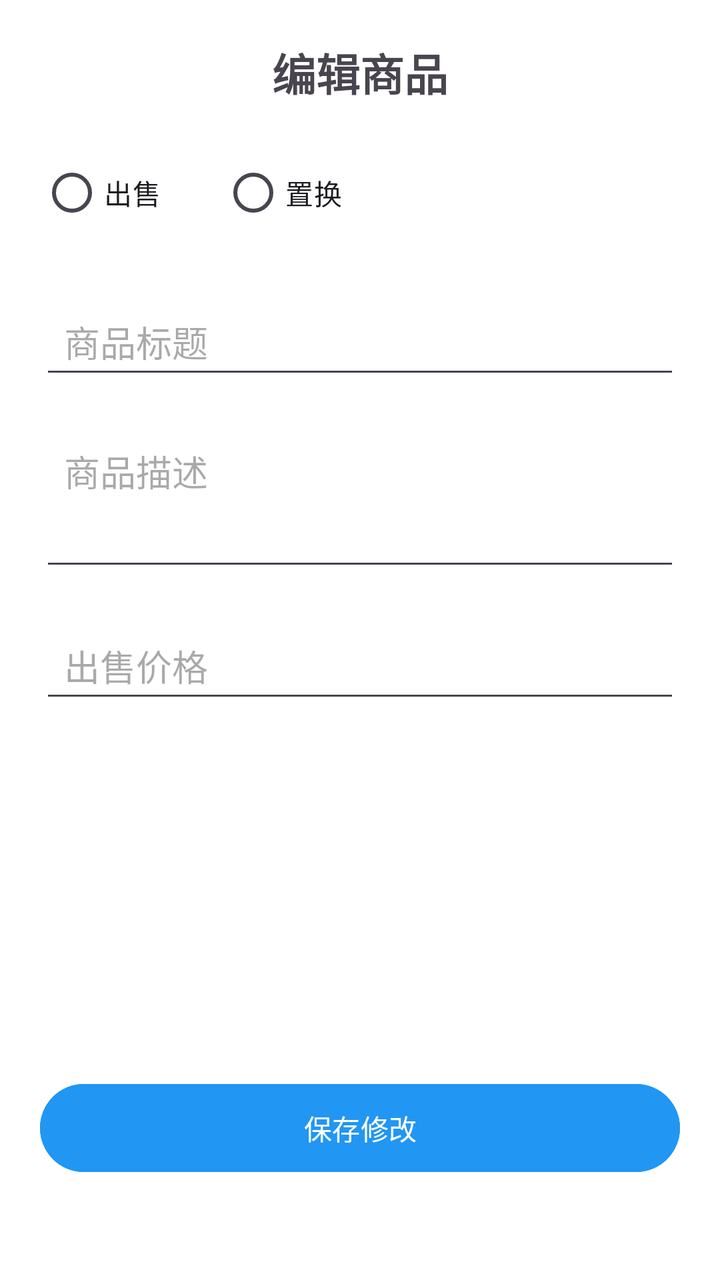
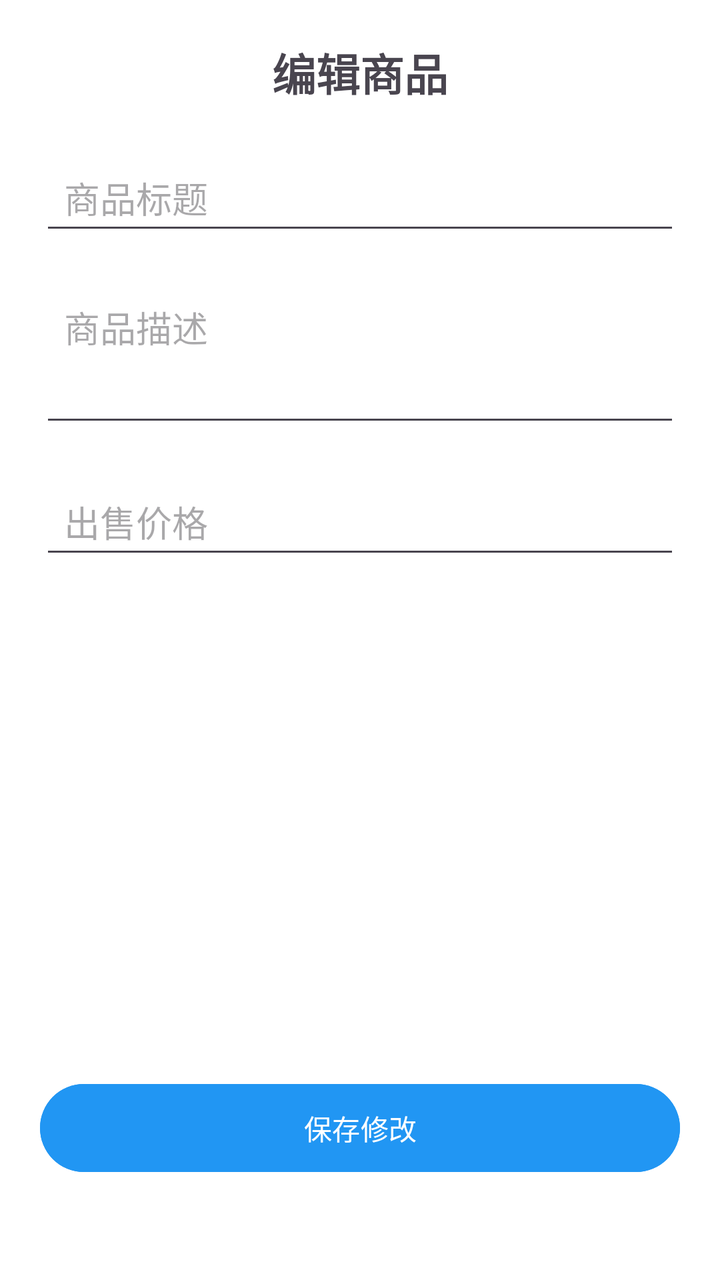

Before-and-after screenshots of an Android layout around one commit, followed by the original layout XML and the change that was made.
<!-- AndroidManifest.xml: application theme Theme.SchoolTrade -->
<!-- res/layout/activity_edit_goods.xml -->
<?xml version="1.0" encoding="utf-8"?>
<androidx.constraintlayout.widget.ConstraintLayout
    xmlns:android="http://schemas.android.com/apk/res/android"
    xmlns:app="http://schemas.android.com/apk/res-auto"
    android:layout_width="match_parent"
    android:layout_height="match_parent"
    android:padding="20dp"
    android:background="#FFF">

    <TextView
        android:id="@+id/tv_edit_title"
        android:layout_width="wrap_content"
        android:layout_height="wrap_content"
        android:text="编辑商品"
        android:textSize="22sp"
        android:textStyle="bold"
        app:layout_constraintTop_toTopOf="parent"
        app:layout_constraintStart_toStartOf="parent"
        app:layout_constraintEnd_toEndOf="parent"/>

    <RadioGroup
        android:id="@+id/rg_type"
        android:layout_width="wrap_content"
        android:layout_height="wrap_content"
        android:orientation="horizontal"
        app:layout_constraintTop_toBottomOf="@id/tv_edit_title"
        app:layout_constraintStart_toStartOf="parent"
        android:layout_marginTop="20dp">

        <RadioButton
            android:id="@+id/rb_sell"
            android:layout_width="wrap_content"
            android:layout_height="wrap_content"
            android:text="出售"/>

        <RadioButton
            android:id="@+id/rb_exchange"
            android:layout_width="wrap_content"
            android:layout_height="wrap_content"
            android:text="置换"
            android:layout_marginStart="30dp"/>
    </RadioGroup>

    <EditText
        android:id="@+id/et_title"
        android:layout_width="match_parent"
        android:layout_height="50dp"
        android:hint="商品标题"
        android:paddingHorizontal="12dp"
        app:layout_constraintTop_toBottomOf="@id/rg_type"
        app:layout_constraintStart_toStartOf="parent"
        app:layout_constraintEnd_toEndOf="parent"
        android:layout_marginTop="24dp"/>

    <EditText
        android:id="@+id/et_content"
        android:layout_width="match_parent"
        android:layout_height="80dp"
        android:hint="商品描述"
        android:gravity="top"
        android:padding="12dp"
        app:layout_constraintTop_toBottomOf="@id/et_title"
        app:layout_constraintStart_toStartOf="parent"
        app:layout_constraintEnd_toEndOf="parent"
        android:layout_marginTop="16dp"/>

    <EditText
        android:id="@+id/et_price"
        android:layout_width="match_parent"
        android:layout_height="50dp"
        android:hint="出售价格"
        android:inputType="numberDecimal"
        android:paddingHorizontal="12dp"
        app:layout_constraintTop_toBottomOf="@id/et_content"
        app:layout_constraintStart_toStartOf="parent"
        app:layout_constraintEnd_toEndOf="parent"
        android:layout_marginTop="16dp"/>

    <EditText
        android:id="@+id/et_want"
        android:layout_width="match_parent"
        android:layout_height="50dp"
        android:hint="想置换的物品"
        android:paddingHorizontal="12dp"
        android:visibility="gone"
        app:layout_constraintTop_toBottomOf="@id/et_content"
        app:layout_constraintStart_toStartOf="parent"
        app:layout_constraintEnd_toEndOf="parent"
        android:layout_marginTop="16dp"/>

    <Button
        android:id="@+id/btn_save"
        android:layout_width="match_parent"
        android:layout_height="52dp"
        android:text="保存修改"
        android:backgroundTint="#2196F3"
        app:layout_constraintBottom_toBottomOf="parent"
        app:layout_constraintStart_toStartOf="parent"
        app:layout_constraintEnd_toEndOf="parent"
        android:layout_marginBottom="30dp"/>

</androidx.constraintlayout.widget.ConstraintLayout>
<!-- resources referenced by this layout -->
<resources>
  <style name="Theme.SchoolTrade" parent="Base.Theme.SchoolTrade" />
  <style name="Base.Theme.SchoolTrade" parent="Theme.Material3.Light.NoActionBar">
          <item name="colorPrimary">@color/primary_blue</item>
          <item name="colorPrimaryVariant">@color/primary_dark_blue</item>
          <item name="colorOnPrimary">@color/white</item>
          <item name="colorSecondary">@color/accent_blue</item>
          <item name="colorSecondaryVariant">@color/teal_700</item>
          <item name="colorOnSecondary">@color/black</item>
          <item name="android:statusBarColor">@color/primary_dark_blue</item>
          <item name="android:windowLightStatusBar">false</item>
          <item name="android:windowBackground">@color/bg_gray</item>
      </style>
  <color name="primary_blue">#2196F3</color>
  <color name="primary_dark_blue">#1976D2</color>
  <color name="white">#FFFFFFFF</color>
  <color name="accent_blue">#64B5F6</color>
  <color name="teal_700">#FF018786</color>
  <color name="black">#FF000000</color>
  <color name="bg_gray">#F5F7FA</color>
</resources>

<!-- the commit's change to res/layout/activity_edit_goods.xml (unified diff, before → after) -->
@@ -1,6 +1,5 @@
 <?xml version="1.0" encoding="utf-8"?>
-<androidx.constraintlayout.widget.ConstraintLayout
-    xmlns:android="http://schemas.android.com/apk/res/android"
+<androidx.constraintlayout.widget.ConstraintLayout android:fitsSystemWindows="true" xmlns:android="http://schemas.android.com/apk/res/android"
     xmlns:app="http://schemas.android.com/apk/res-auto"
     android:layout_width="match_parent"
     android:layout_height="match_parent"
@@ -18,43 +17,20 @@
         app:layout_constraintStart_toStartOf="parent"
         app:layout_constraintEnd_toEndOf="parent"/>
 
-    <RadioGroup
-        android:id="@+id/rg_type"
-        android:layout_width="wrap_content"
-        android:layout_height="wrap_content"
-        android:orientation="horizontal"
-        app:layout_constraintTop_toBottomOf="@id/tv_edit_title"
-        app:layout_constraintStart_toStartOf="parent"
-        android:layout_marginTop="20dp">
-
-        <RadioButton
-            android:id="@+id/rb_sell"
-            android:layout_width="wrap_content"
-            android:layout_height="wrap_content"
-            android:text="出售"/>
-
-        <RadioButton
-            android:id="@+id/rb_exchange"
-            android:layout_width="wrap_content"
-            android:layout_height="wrap_content"
-            android:text="置换"
-            android:layout_marginStart="30dp"/>
-    </RadioGroup>
-
     <EditText
         android:id="@+id/et_title"
-        android:layout_width="match_parent"
+    android:layout_width="match_parent"
         android:layout_height="50dp"
         android:hint="商品标题"
         android:paddingHorizontal="12dp"
-        app:layout_constraintTop_toBottomOf="@id/rg_type"
+        app:layout_constraintTop_toBottomOf="@id/tv_edit_title"
         app:layout_constraintStart_toStartOf="parent"
         app:layout_constraintEnd_toEndOf="parent"
-        android:layout_marginTop="24dp"/>
+        android:layout_marginTop="20dp"/>
 
     <EditText
         android:id="@+id/et_content"
-        android:layout_width="match_parent"
+    android:layout_width="match_parent"
         android:layout_height="80dp"
         android:hint="商品描述"
         android:gravity="top"
@@ -66,7 +42,7 @@
 
     <EditText
         android:id="@+id/et_price"
-        android:layout_width="match_parent"
+    android:layout_width="match_parent"
         android:layout_height="50dp"
         android:hint="出售价格"
         android:inputType="numberDecimal"
@@ -76,21 +52,9 @@
         app:layout_constraintEnd_toEndOf="parent"
         android:layout_marginTop="16dp"/>
 
-    <EditText
-        android:id="@+id/et_want"
-        android:layout_width="match_parent"
-        android:layout_height="50dp"
-        android:hint="想置换的物品"
-        android:paddingHorizontal="12dp"
-        android:visibility="gone"
-        app:layout_constraintTop_toBottomOf="@id/et_content"
-        app:layout_constraintStart_toStartOf="parent"
-        app:layout_constraintEnd_toEndOf="parent"
-        android:layout_marginTop="16dp"/>
-
     <Button
         android:id="@+id/btn_save"
-        android:layout_width="match_parent"
+    android:layout_width="match_parent"
         android:layout_height="52dp"
         android:text="保存修改"
         android:backgroundTint="#2196F3"
